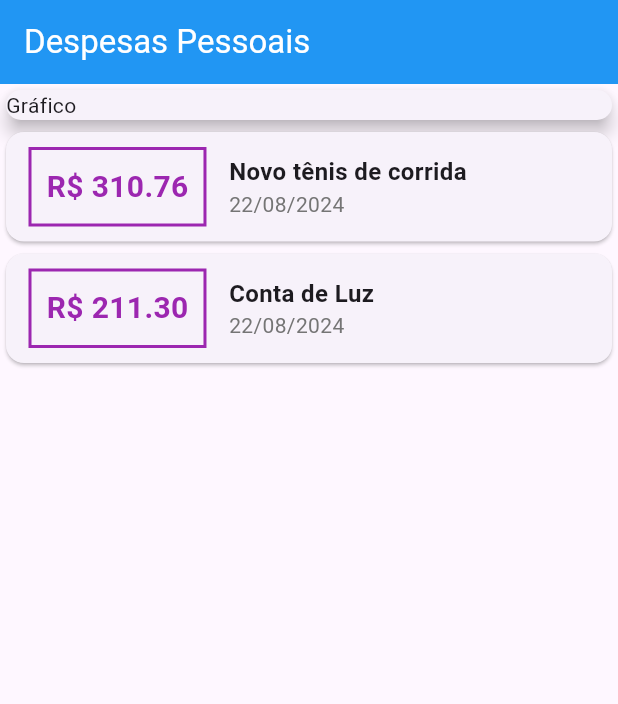
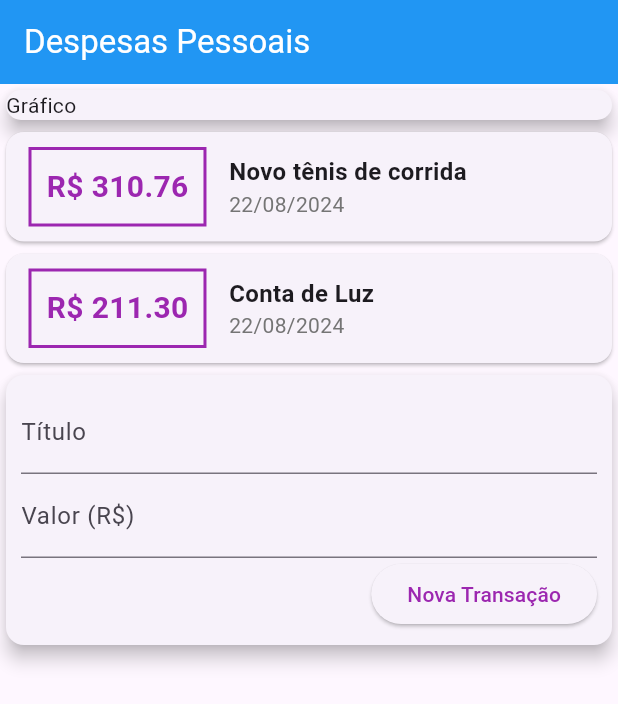
Before and after one commit to ebersc/Flutter, a Flutter app: the screen it shows after launch, on a phone screen of 412 x 824 dp. Shown: the top 704 px of the screen. Run offline on Flutter 3.47's test engine with Material 3 defaults, Android fonts, the phone set to English and light mode, and no system bars.

Commit message:
TextField

```diff
--- a/expenses/lib/main.dart
+++ b/expenses/lib/main.dart
@@ -78,6 +78,38 @@ class MyHomePage extends StatelessWidget {
                   ),
                 );
               }).toList(),
+            ),
+            Card(
+              elevation: 5,
+              child: Padding(
+                padding: const EdgeInsets.all(10),
+                child: Column(
+                  children: <Widget>[
+                    TextField(
+                      decoration: InputDecoration(
+                        labelText: 'Título',
+                      ),
+                    ),
+                    TextField(
+                      decoration: InputDecoration(
+                        labelText: 'Valor (R\$)',
+                      ),
+                    ),
+                    Row(
+                      mainAxisAlignment: MainAxisAlignment.end,
+                      children: [
+                        ElevatedButton(
+                          style: ElevatedButton.styleFrom(
+                            foregroundColor: Colors.purple,
+                          ),
+                          child: Text('Nova Transação'),
+                          onPressed: () {},
+                        ),
+                      ],
+                    )
+                  ],
+                ),
+              ),
             )
           ],
         ));
```
